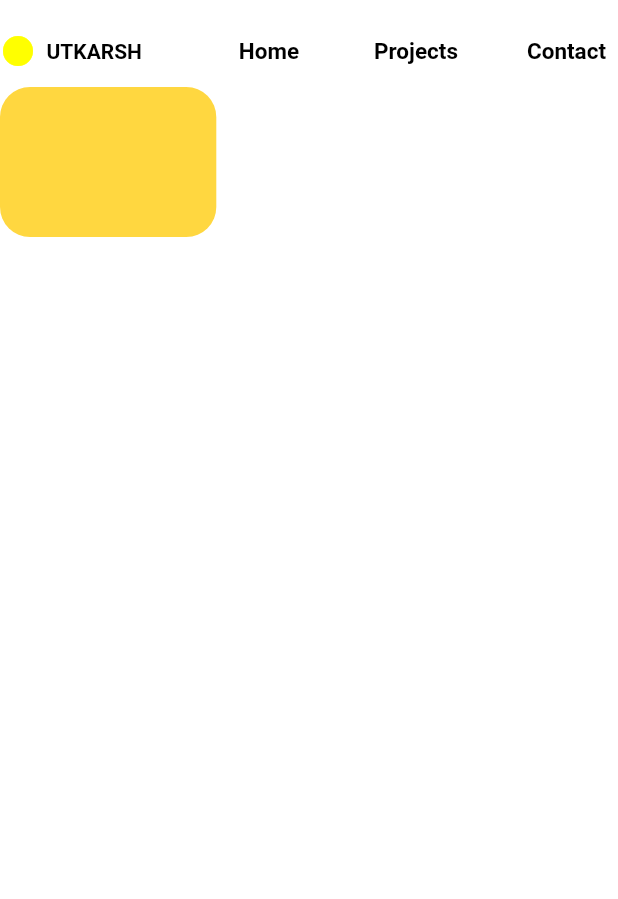
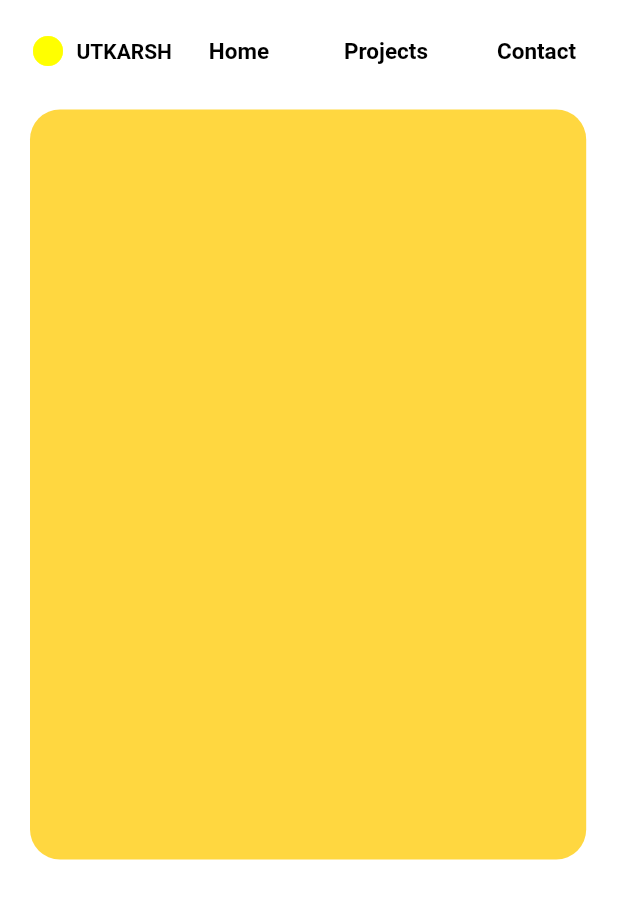
Before and after one commit to Utkarsh4517/PortfolioNew, a Flutter app: the screen it shows after launch, on a phone screen of 412 x 824 dp. Shown: the top 899 px of the screen. Run offline on Flutter 3.47's test engine with Material 2 defaults, Android fonts, the phone set to English and light mode, and no system bars; our stand-ins replace google_fonts, responsive_framework; Roboto replaces fonts that are missing (Chivo).

Commit message:
made intro container responsive

```diff
--- a/lib/pages/homepage.dart
+++ b/lib/pages/homepage.dart
@@ -14,7 +14,8 @@ class HomePage extends StatelessWidget {
         child: Align(
           alignment: const AlignmentDirectional(0, 0),
           child: Container(
-            width: 1200,
+            margin: const EdgeInsets.symmetric(horizontal: 20),
+            width: 1050,
             decoration: const BoxDecoration(color: Colors.white),
             child: Column(
               mainAxisSize: MainAxisSize.max,
@@ -64,6 +65,7 @@ class HomePage extends StatelessWidget {
                 // END OF TOP ROW
                 Column(
                   children: [
+                    const SizedBox(height: 15,),
                     Row(
                       mainAxisAlignment: MainAxisAlignment.start,
                       children: [
--- a/lib/widgets/introcontainer.dart
+++ b/lib/widgets/introcontainer.dart
@@ -5,14 +5,20 @@ class IntroContainer extends StatelessWidget {
 
   @override
   Widget build(BuildContext context) {
+    double screenWidth = MediaQuery.of(context).size.width;
+    double minWidth = 500;
+    if( screenWidth < 540){
+      minWidth = screenWidth * 0.9;
+    }
+
     return Container(
-      width: MediaQuery.of(context).size.width * 0.35,
-      height: 100,
+      constraints:  BoxConstraints(
+        minWidth: minWidth
+      ),
+      width: MediaQuery.of(context).size.width*0.375,
+      height: 500,
       decoration: BoxDecoration(
-        color: Colors.amberAccent,
-        borderRadius: BorderRadius.circular(20)
-
-      ),
+          color: Colors.amberAccent, borderRadius: BorderRadius.circular(20)),
     );
   }
 }
```
